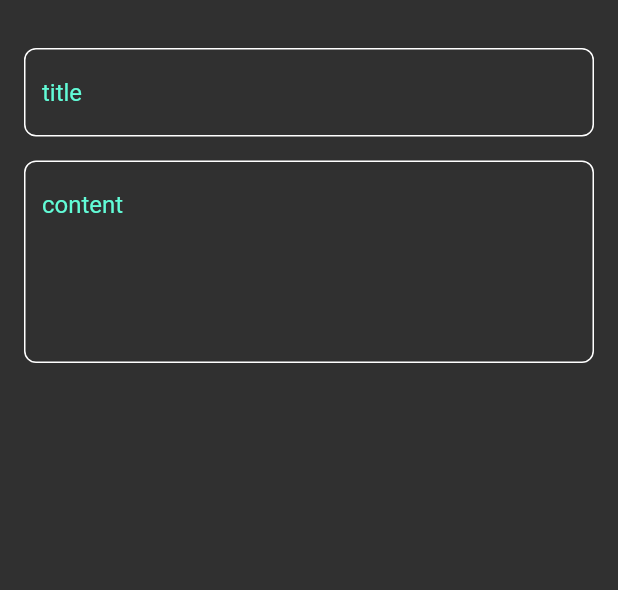
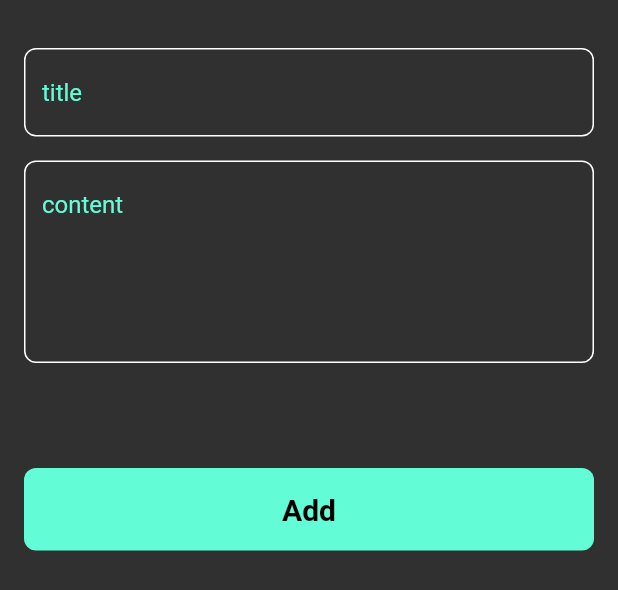
Before and after one commit to AhmedMoustafaAbouharga/notes_app, a Flutter app: the AddNoteBottomSheet widget shown alone on an empty page, opened directly, on a phone screen of 412 x 824 dp. Shown: the top 590 px of the screen. Run offline on Flutter 3.47's test engine with Material 2 defaults, Android fonts, the phone set to English and light mode, and no system bars; our stand-ins replace font_awesome_flutter; Roboto replaces fonts that are missing (assets/fonts/Poppins-Regular.ttf).

Commit message:
add a button to bottom sheet

```diff
--- a/lib/widgets/add_note_bottom_sheet.dart
+++ b/lib/widgets/add_note_bottom_sheet.dart
@@ -1,4 +1,6 @@
 import 'package:flutter/material.dart';
+import 'package:notes_app/constants.dart';
+import 'package:notes_app/widgets/custom_button.dart';
 import 'package:notes_app/widgets/custom_text_filed.dart';
 
 class AddNoteBottomSheet extends StatelessWidget {
@@ -7,18 +9,32 @@ class AddNoteBottomSheet extends StatelessWidget {
   @override
   Widget build(BuildContext context) {
     return const Padding(
-      padding:  EdgeInsets.symmetric(horizontal: 16),
-      child:  Column(
+      padding: EdgeInsets.symmetric(horizontal: 16),
+      child: SingleChildScrollView(
+        child: Column(
           children: [
             SizedBox(
               height: 32,
             ),
-           CustomTextField(hintText: 'title',),
+            CustomTextField(
+              hintText: 'title',
+            ),
             SizedBox(
-            height:16 ,
+              height: 16,
             ),
-          CustomTextField(hintText: 'content',maxLines: 5,)
+            CustomTextField(
+              hintText: 'content',
+              maxLines: 5,
+            ),
+            SizedBox(
+              height: 70,
+            ),
+            CustomButton(),
+            SizedBox(
+              height: 16,
+            )
           ],
+        ),
       ),
     );
   }
--- /dev/null
+++ b/lib/widgets/custom_button.dart
@@ -0,0 +1,28 @@
+import 'package:flutter/material.dart';
+import 'package:notes_app/constants.dart';
+
+class CustomButton extends StatelessWidget {
+  const CustomButton({Key? key}) : super(key: key);
+
+  @override
+  Widget build(BuildContext context) {
+    return Container(
+      decoration: BoxDecoration(
+        color: AppColors.primaryColor,
+        borderRadius: BorderRadius.circular(8),
+      ),
+      width: MediaQuery.of(context).size.width,
+      height: 55,
+      child: Center(
+        child: Text(
+          'Add',
+          style: TextStyle(
+              color: Colors.black,
+              fontSize: 20,
+              fontWeight: FontWeight.bold
+          ),
+        ),
+      ),
+    );
+  }
+}
```
Lines whose indentation alone changed are shown as unchanged.
